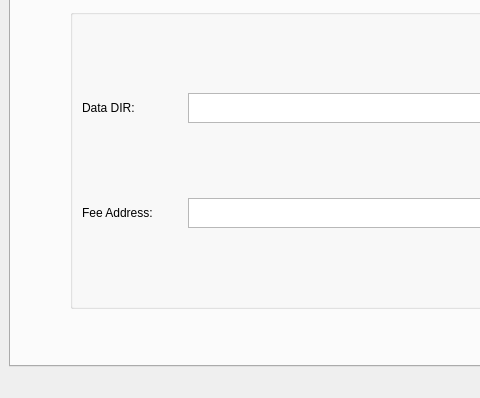
Before: the Qt Designer form mainwindow.ui in Lastick/launcher, drawn with Qt 5; both pictures show x 0 to 480 and y 82 to 480 of the 640 by 480 pixel window.
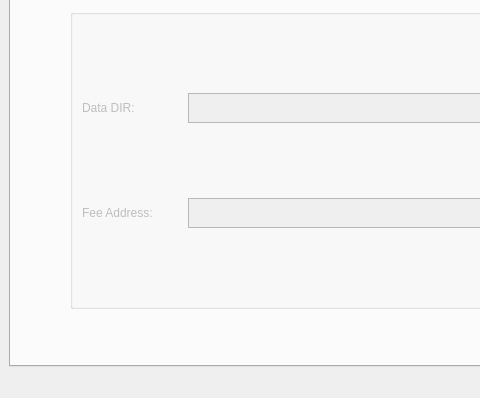
After: the same form once the commit is applied. The open tabs and pages were chosen to show the change.

Commit message: Disabled the inactive tab (Base Settings)

```diff
--- a/mainwindow.ui
+++ b/mainwindow.ui
@@ -81,6 +81,9 @@
        </layout>
       </widget>
       <widget class="QWidget" name="base_tab">
+       <property name="enabled">
+        <bool>false</bool>
+       </property>
        <attribute name="title">
         <string>Base Settings</string>
        </attribute>
```
